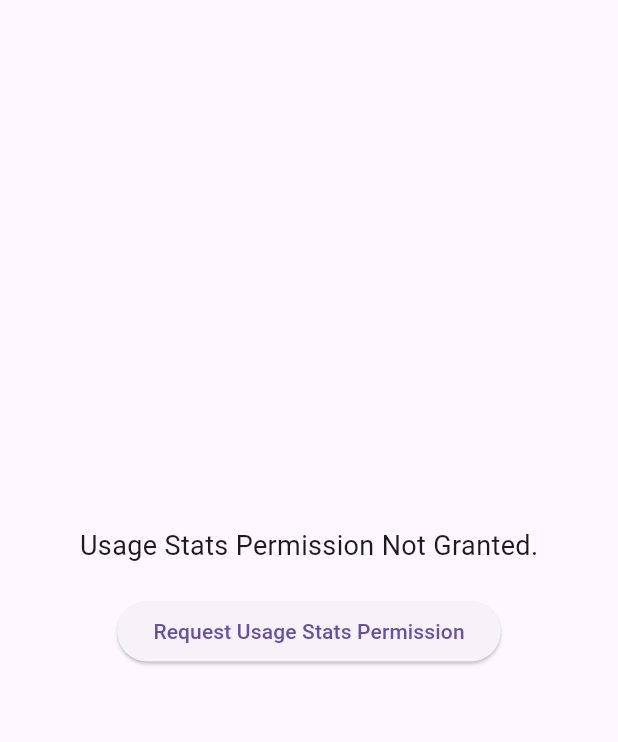
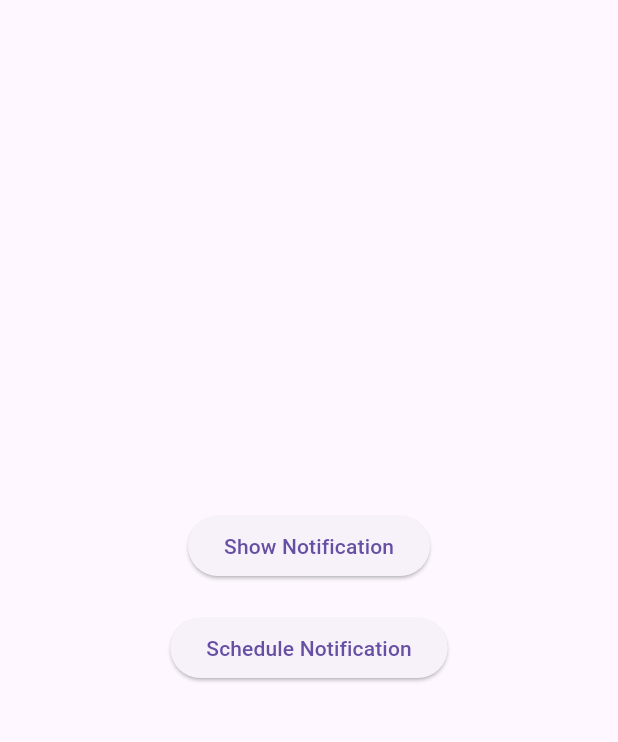
Before and after one commit to sahil1605/Dhyaan, a Flutter app: the screen it shows after launch, on a phone screen of 412 x 824 dp, the part 63-805 px from its top. Run offline on Flutter 3.47's test engine with Material 3 defaults, Android fonts, the light colour scheme and no system bars; our stand-ins replace flutter_local_notifications, timezone.

Commit message:
Added notification

```diff
--- a/stay_focused_app/lib/screens/home_screen.dart
+++ b/stay_focused_app/lib/screens/home_screen.dart
@@ -1,44 +1,8 @@
 import 'package:flutter/material.dart';
-import '../models/app_usage.dart'; // Import the AppUsage model
-import '../widgets/usage_card.dart'; // Import the UsageCard widget
-import '../services/permission_service.dart'; // Import the PermissionService
+import '../services/notification__service.dart';
 
-class HomeScreen extends StatefulWidget {
-  @override
-  _HomeScreenState createState() => _HomeScreenState();
-}
-
-class _HomeScreenState extends State<HomeScreen> {
-  final PermissionService _permissionService = PermissionService();
-  bool _hasUsageStatsPermission = false;
-
-  // List of app usages (dummy data)
-  final List<AppUsage> appUsages = [
-    AppUsage(appName: 'Instagram', usageTime: 45),
-    AppUsage(appName: 'YouTube', usageTime: 30),
-    AppUsage(appName: 'Facebook', usageTime: 20),
-  ];
-
-  @override
-  void initState() {
-    super.initState();
-    _checkUsageStatsPermission();
-  }
-
-  // Check if UsageStats permission is granted
-  Future<void> _checkUsageStatsPermission() async {
-    final bool hasPermission =
-        await _permissionService.isUsageStatsPermissionGranted();
-    setState(() {
-      _hasUsageStatsPermission = hasPermission;
-    });
-  }
-
-  // Request UsageStats permission
-  Future<void> _requestUsageStatsPermission() async {
-    await _permissionService.requestUsageStatsPermission();
-    _checkUsageStatsPermission(); // Re-check after requesting permission
-  }
+class HomeScreen extends StatelessWidget {
+  final NotificationService _notificationService = NotificationService();
 
   @override
   Widget build(BuildContext context) {
@@ -46,26 +10,32 @@ class _HomeScreenState extends State<HomeScreen> {
       appBar: AppBar(
         title: Text('Stay Focused'),
       ),
-      body: _hasUsageStatsPermission
-          ? ListView.builder(
-              itemCount: appUsages.length,
-              itemBuilder: (context, index) {
-                final appUsage = appUsages[index];
-                return UsageCard(appUsage: appUsage);
-              },
-            )
-          : Center(
+      body: Center(
         child: Column(
           mainAxisAlignment: MainAxisAlignment.center,
           children: [
-                  Text(
-                    "Usage Stats Permission Not Granted.",
-                    style: TextStyle(fontSize: 18),
+            ElevatedButton(
+              onPressed: () {
+                // Show a simple notification
+                _notificationService.showNotification(
+                  title: 'Time Limit Exceeded',
+                  body: 'You have exceeded your daily app usage limit!',
+                );
+              },
+              child: Text('Show Notification'),
             ),
             SizedBox(height: 20),
             ElevatedButton(
-                    onPressed: _requestUsageStatsPermission,
-                    child: Text("Request Usage Stats Permission"),
+              onPressed: () {
+                // Schedule a notification for 10 seconds from now
+                final scheduledTime = DateTime.now().add(Duration(seconds: 10));
+                _notificationService.scheduleNotification(
+                  title: 'Focus Mode Reminder',
+                  body: 'It’s time to focus!',
+                  scheduledTime: scheduledTime,
+                );
+              },
+              child: Text('Schedule Notification'),
             ),
           ],
         ),
--- a/stay_focused_app/pubspec.yaml
+++ b/stay_focused_app/pubspec.yaml
@@ -30,6 +30,7 @@ environment:
 dependencies:
   flutter:
     sdk: flutter
+  timezone: ^0.9.1 # For handling time zones
   provider: ^6.0.0  # For state management
   shared_preferences: ^2.0.6  # For local storage
   intl: ^0.17.0  # For date formatting
```
Also changed, not shown: stay_focused_app/lib/services/notification__service.dart (+94 -0 lines). Lines whose indentation alone changed are shown as unchanged.
